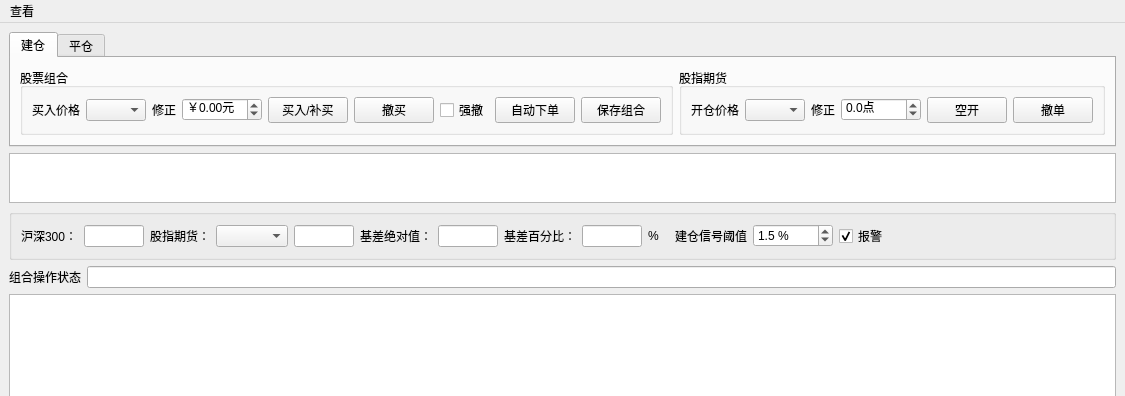
The window that dev/easytrader/tradeui.ui (unit-xx/xfiles) describes before a commit, drawn with Qt 5; both pictures show x 0 to 1125 and y 0 to 396 of the 1125 by 615 pixel window.
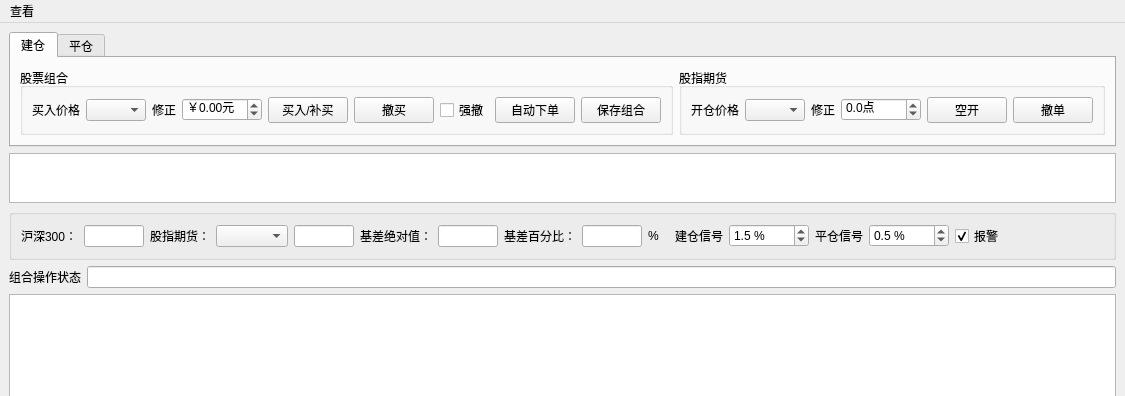
The same window after the commit.

```diff
--- a/dev/easytrader/tradeui.ui
+++ b/dev/easytrader/tradeui.ui
@@ -667,7 +667,7 @@
          </property>
         </widget>
        </item>
-       <item row="0" column="13">
+       <item row="0" column="15">
         <spacer name="horizontalSpacer_3">
          <property name="orientation">
           <enum>Qt::Horizontal</enum>
@@ -730,7 +730,7 @@
           </sizepolicy>
          </property>
          <property name="text">
-          <string>建仓信号阈值</string>
+          <string>建仓信号</string>
          </property>
         </widget>
        </item>
@@ -799,7 +799,7 @@
          </property>
         </widget>
        </item>
-       <item row="0" column="12">
+       <item row="0" column="14">
         <widget class="QCheckBox" name="playsignalchk">
          <property name="text">
           <string>报警</string>
@@ -809,6 +809,71 @@
          </property>
         </widget>
        </item>
+       <item row="0" column="13">
+        <widget class="QDoubleSpinBox" name="closethresholdspin">
+         <property name="sizePolicy">
+          <sizepolicy hsizetype="Minimum" vsizetype="Fixed">
+           <horstretch>0</horstretch>
+           <verstretch>0</verstretch>
+          </sizepolicy>
+         </property>
+         <property name="minimumSize">
+          <size>
+           <width>80</width>
+           <height>0</height>
+          </size>
+         </property>
+         <property name="maximumSize">
+          <size>
+           <width>80</width>
+           <height>16777215</height>
+          </size>
+         </property>
+         <property name="styleSheet">
+          <string notr="true"/>
+         </property>
+         <property name="frame">
+          <bool>true</bool>
+         </property>
+         <property name="buttonSymbols">
+          <enum>QAbstractSpinBox::UpDownArrows</enum>
+         </property>
+         <property name="prefix">
+          <string/>
+         </property>
+         <property name="suffix">
+          <string> %</string>
+         </property>
+         <property name="decimals">
+          <number>1</number>
+         </property>
+         <property name="minimum">
+          <double>0.000000000000000</double>
+         </property>
+         <property name="maximum">
+          <double>10000.000000000000000</double>
+         </property>
+         <property name="singleStep">
+          <double>0.100000000000000</double>
+         </property>
+         <property name="value">
+          <double>0.500000000000000</double>
+         </property>
+        </widget>
+       </item>
+       <item row="0" column="12">
+        <widget class="QLabel" name="label_16">
+         <property name="sizePolicy">
+          <sizepolicy hsizetype="Fixed" vsizetype="Preferred">
+           <horstretch>0</horstretch>
+           <verstretch>0</verstretch>
+          </sizepolicy>
+         </property>
+         <property name="text">
+          <string>平仓信号</string>
+         </property>
+        </widget>
+       </item>
       </layout>
      </widget>
     </item>
```
Left out of the diff: 2 changed lines with no effect on the pictures.
